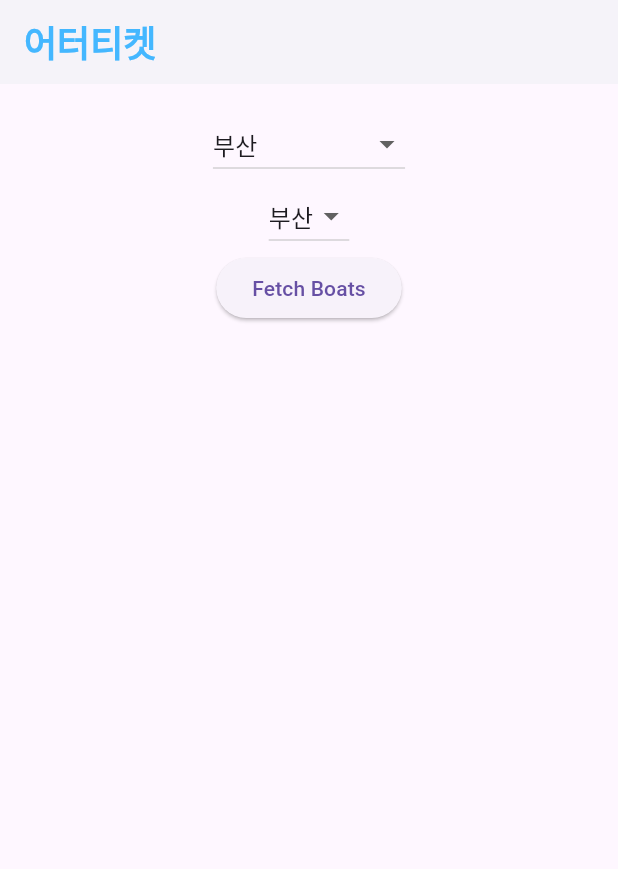
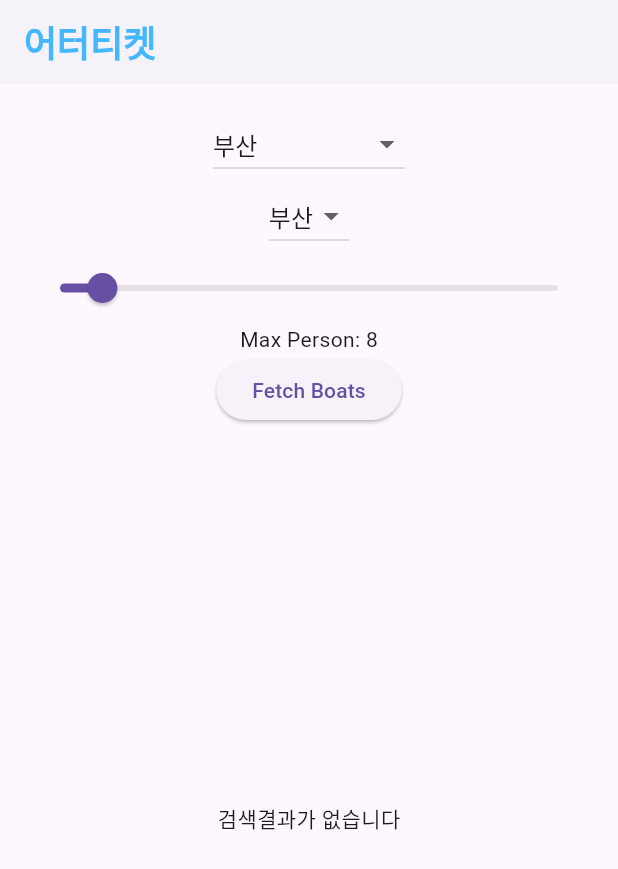
Before and after one commit to coder0104/utterang, a Flutter app: the screen it shows after launch, on a phone screen of 412 x 824 dp. Shown: the top 869 px of the screen. Run offline on Flutter 3.47's test engine with Material 3 defaults, Android fonts, the phone set to English and light mode, and no system bars.

Commit message:
어터티켓 기본 기능 구현 완료

```diff
--- a/lib/models/boat_model.dart
+++ b/lib/models/boat_model.dart
@@ -1,8 +1,10 @@
 class BoatModel {
-  final String boatname, boatloca, maxperson;
+  final String boatname;
+  final String boatloca;
+  final int maxperson;
 
   BoatModel.fromJson(Map<String, dynamic> json)
-    :boatname = json['fsboNm'],
-    boatloca = json['shpmHangNm'],
-    maxperson = json['maxPsrNum'];
+      : boatname = json['fsboNm'],
+        boatloca = json['fshNtNm'],
+        maxperson = int.tryParse(json['maxPsrNum'].replaceAll('명', '')) ?? 0;
 }
--- a/lib/screens/home_screen.dart
+++ b/lib/screens/home_screen.dart
@@ -14,6 +14,7 @@ class _HomeScreenState extends State<HomeScreen> {
   String selectedCity = '부산';
   List<BoatModel> boats = [];
   bool isLoading = false;
+  int maxPerson = 8;
 
   final Map<String, List<String>> provinceCities = {
     '부산': ['부산'],
@@ -34,7 +35,12 @@ class _HomeScreenState extends State<HomeScreen> {
       isLoading = true;
     });
 
-    boats = await ApiService.getBoatsByRegion(selectedProvince, selectedCity);
+    List<BoatModel> allBoats = await ApiService.getBoatsByRegion(selectedProvince, selectedCity);
+
+    // maxPerson 값을 기준으로 필터링
+    boats = allBoats.where((boat) {
+      return boat.maxperson <= maxPerson;
+    }).toList();
 
     setState(() {
       isLoading = false;
@@ -86,6 +92,19 @@ class _HomeScreenState extends State<HomeScreen> {
                 );
               }).toList(),
             ),
+            Slider(
+              value: maxPerson.toDouble(),
+              min: 0,
+              max: 100,
+              divisions: 100,
+              label: maxPerson.toString(),
+              onChanged: (double value) {
+                setState(() {
+                  maxPerson = value.toInt();
+                });
+              },
+            ),
+            Text('Max Person: $maxPerson'),
             ElevatedButton(
               onPressed: isLoading ? null : fetchBoats,
               child: Text(isLoading ? 'Loading...' : 'Fetch Boats'),
@@ -93,14 +112,19 @@ class _HomeScreenState extends State<HomeScreen> {
             Expanded(
               child: isLoading
                   ? Center(child: CircularProgressIndicator())
+                  : boats.isEmpty
+                      ? Center(child: Text('검색결과가 없습니다'))
                       : ListView.separated(
-                      scrollDirection: Axis.horizontal,
+                          scrollDirection: Axis.vertical,
                           itemCount: boats.length,
                           itemBuilder: (context, index) {
                             var boat = boats[index];
-                        return Text(boat.boatname);
+                            return ListTile(
+                              title: Text(boat.boatname),
+                              subtitle: Text('Location: ${boat.boatloca}, Max Person: ${boat.maxperson}'),
+                            );
                           },
-                      separatorBuilder: (context, index) => SizedBox(width: 20),
+                          separatorBuilder: (context, index) => SizedBox(height: 10),
                         ),
             ),
           ],
--- a/lib/services/api_service.dart
+++ b/lib/services/api_service.dart
@@ -115,7 +115,10 @@ class ApiService {
 
             for (var boat in boatList) {
               final instance = boat as Map<String, dynamic>;
-              boatInstances.add(BoatModel.fromJson(instance));
+              BoatModel boatModel = BoatModel.fromJson(instance);
+              if (boatModel.boatloca.contains(city)) {
+                boatInstances.add(boatModel);
+              }
             }
           } else {
             throw FormatException('Unexpected JSON format');
```
Lines whose indentation alone changed are shown as unchanged.
